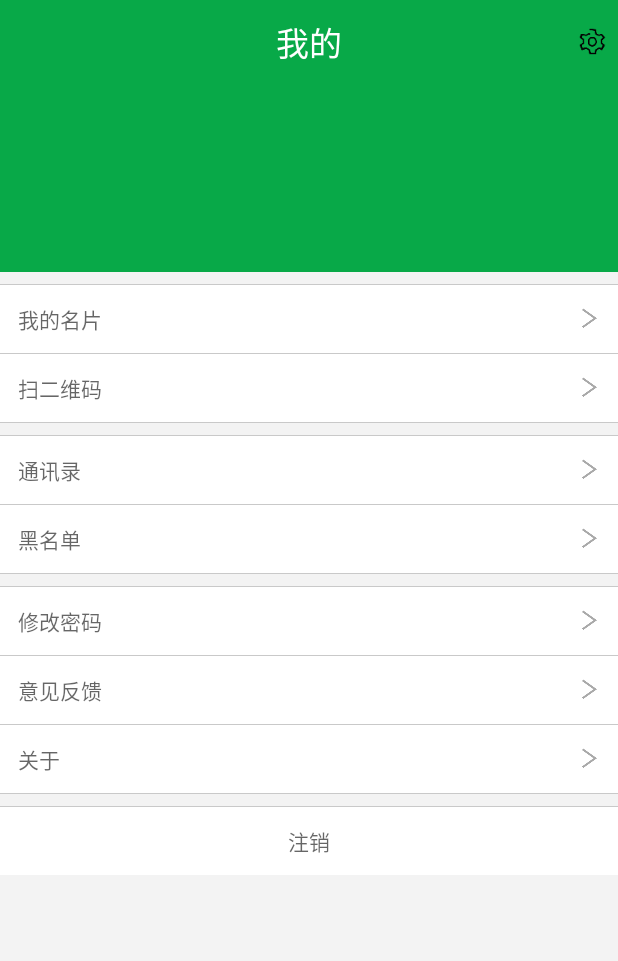
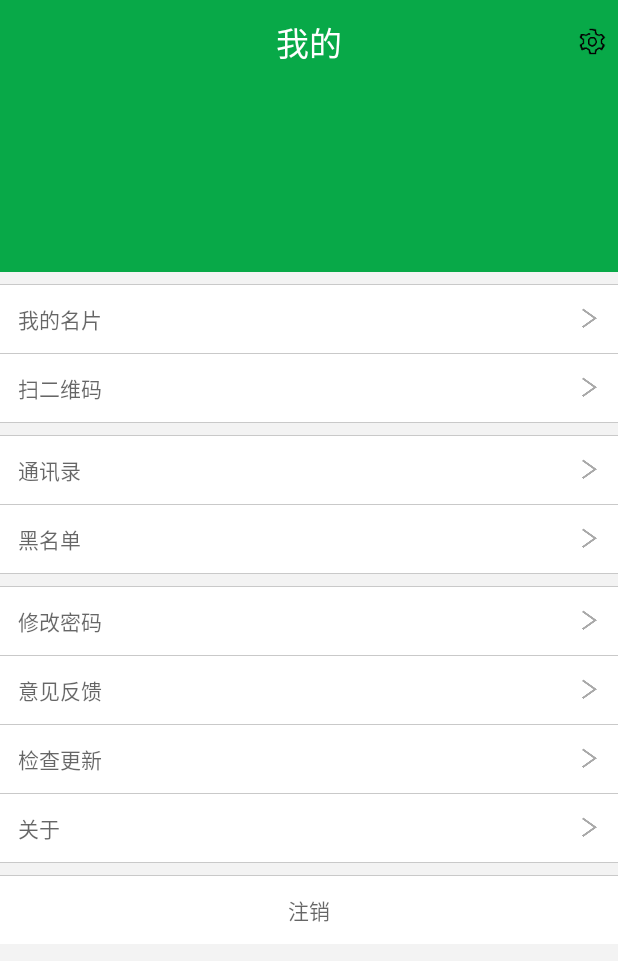
Before and after one commit to wshychbydh/Riding, an Android app: the layout fragment_zone.xml on its own in the app's theme, with its tools: preview values and no code run, on a phone screen of 412 x 824 dp. Shown: the top 961 px of the screen. Run offline under Robolectric (Android 15) with nearby library versions, the phone set to English and light mode, and no system bars; plain views replace SimpleDraweeView; network calls fail.

Commit message:
修复已知bug，增加版本说明

```diff
--- a/app/build.gradle
+++ b/app/build.gradle
@@ -19,8 +19,8 @@ android {
         applicationId "cool.eye.ridding"
         minSdkVersion 15
         targetSdkVersion 25
-        versionCode 2
-        versionName "1.1"
+        versionCode 3
+        versionName "1.2"
         testInstrumentationRunner "android.support.test.runner.AndroidJUnitRunner"
         signingConfig signingConfigs.release
     }
--- a/app/src/main/kotlin/cool/eye/ridding/crash/CrashHelper.kt
+++ b/app/src/main/kotlin/cool/eye/ridding/crash/CrashHelper.kt
@@ -30,7 +30,7 @@ object CrashHelper {
         }
         var dir = File(LocalStorage.composeCrashFileDir().toString())
         val files = dir.listFiles()
-        files.forEach { file ->
+        files?.forEach { file ->
             var listContent = BufferedReader(FileReader(file)).readLines()
             var content = ""
             listContent.forEach { line ->
--- a/app/src/main/kotlin/cool/eye/ridding/ui/UserZoneFragment.kt
+++ b/app/src/main/kotlin/cool/eye/ridding/ui/UserZoneFragment.kt
@@ -7,7 +7,9 @@ import android.view.LayoutInflater
 import android.view.View
 import android.view.ViewGroup
 import cn.bmob.v3.BmobUser
+import cn.bmob.v3.update.BmobUpdateAgent
 import cn.sudiyi.app.client.account.page.FeedbackActivity
+import cool.eye.ridding.BuildConfig
 import cool.eye.ridding.R
 import cool.eye.ridding.login.model.UserModel
 import cool.eye.ridding.login.ui.LoginActivity
@@ -31,6 +33,7 @@ class UserZoneFragment : Fragment() {
 
     override fun onViewCreated(view: View?, savedInstanceState: Bundle?) {
         super.onViewCreated(view, savedInstanceState)
+        app_version.text = "当前版本: v${BuildConfig.VERSION_NAME}"
         fillUserInfo()
         setting.setOnClickListener { startActivityForResult(Intent(activity, UserInfoActivity::class.java), 1001) }
         card.setOnClickListener { startActivity(Intent(activity, CardActivity::class.java)) }
@@ -40,6 +43,7 @@ class UserZoneFragment : Fragment() {
         password_modify.setOnClickListener { startActivity(Intent(activity, SetPasswordActivity::class.java)) }
         feedback.setOnClickListener { startActivity(Intent(activity, FeedbackActivity::class.java)) }
         about.setOnClickListener { startActivity(Intent(activity, AboutActivity::class.java)) }
+        check_update.setOnClickListener {  BmobUpdateAgent.update(context) }
         logout.setOnClickListener {
             BmobUser.logOut()
             startActivity(Intent(activity, LoginActivity::class.java))
--- a/app/src/main/res/layout/activity_about.xml
+++ b/app/src/main/res/layout/activity_about.xml
@@ -5,15 +5,16 @@
     android:id="@+id/activity_about"
     android:layout_width="match_parent"
     android:layout_height="match_parent"
+    android:background="@color/white"
     android:orientation="vertical"
     tools:context="cool.eye.ridding.zone.about.AboutActivity">
 
     <include layout="@layout/common_title"/>
-
     <TextView
         android:id="@+id/tv_about_content"
         android:layout_width="match_parent"
         android:layout_height="match_parent"
+        android:textSize="@dimen/content_b"
         android:autoLink="email"
         android:lineSpacingExtra="@dimen/padding_m"
         android:padding="@dimen/margin_large"/>
--- a/app/src/main/res/layout/fragment_zone.xml
+++ b/app/src/main/res/layout/fragment_zone.xml
@@ -65,7 +65,7 @@
                 style="@style/divider_line_1px"
                 android:layout_marginTop="@dimen/margin"/>
 
-            <TextView
+            <android.support.v7.widget.AppCompatTextView
                 android:id="@+id/card"
                 android:layout_width="match_parent"
                 android:layout_height="wrap_content"
@@ -76,7 +76,7 @@
 
             <View style="@style/divider_line_1px"/>
 
-            <TextView
+            <android.support.v7.widget.AppCompatTextView
                 android:id="@+id/scan"
                 android:layout_width="match_parent"
                 android:layout_height="wrap_content"
@@ -91,7 +91,7 @@
                 style="@style/divider_line_1px"
                 android:layout_marginTop="@dimen/margin"/>
 
-            <TextView
+            <android.support.v7.widget.AppCompatTextView
                 android:id="@+id/book"
                 android:layout_width="match_parent"
                 android:layout_height="wrap_content"
@@ -102,7 +102,7 @@
 
             <View style="@style/divider_line_1px"/>
 
-            <TextView
+            <android.support.v7.widget.AppCompatTextView
                 android:id="@+id/black_list"
                 android:layout_width="match_parent"
                 android:layout_height="wrap_content"
@@ -117,7 +117,7 @@
                 style="@style/divider_line_1px"
                 android:layout_marginTop="@dimen/margin"/>
 
-            <TextView
+            <android.support.v7.widget.AppCompatTextView
                 android:id="@+id/password_modify"
                 android:layout_width="match_parent"
                 android:layout_height="wrap_content"
@@ -128,7 +128,7 @@
 
             <View style="@style/divider_line_1px"/>
 
-            <TextView
+            <android.support.v7.widget.AppCompatTextView
                 android:id="@+id/feedback"
                 android:layout_width="match_parent"
                 android:layout_height="wrap_content"
@@ -139,8 +139,31 @@
 
             <View style="@style/divider_line_1px"/>
 
+            <RelativeLayout
+                android:layout_width="match_parent"
+                android:layout_height="wrap_content">
 
-            <TextView
+                <android.support.v7.widget.AppCompatTextView
+                    android:id="@+id/check_update"
+                    android:layout_width="match_parent"
+                    android:layout_height="wrap_content"
+                    android:background="@drawable/bg_btn_white"
+                    android:drawableRight="@drawable/icon_arrow"
+                    android:padding="@dimen/margin_b"
+                    android:text="@string/account_check_update"/>
+
+                <TextView
+                    android:id="@+id/app_version"
+                    android:layout_width="wrap_content"
+                    android:layout_height="wrap_content"
+                    android:layout_alignParentRight="true"
+                    android:layout_centerVertical="true"
+                    android:layout_marginRight="40dp"/>
+            </RelativeLayout>
+
+            <View style="@style/divider_line_1px"/>
+
+            <android.support.v7.widget.AppCompatTextView
                 android:id="@+id/about"
                 android:layout_width="match_parent"
                 android:layout_height="wrap_content"
@@ -155,7 +178,7 @@
                 style="@style/divider_line_1px"
                 android:layout_marginTop="@dimen/margin"/>
 
-            <TextView
+            <android.support.v7.widget.AppCompatTextView
                 android:id="@+id/logout"
                 android:layout_width="match_parent"
                 android:layout_height="wrap_content"
--- a/app/src/main/res/values/strings.xml
+++ b/app/src/main/res/values/strings.xml
@@ -17,6 +17,7 @@
     <string name="account_register">注册</string>
     <string name="account_login_success">登录成功</string>
     <string name="account_register_success">注册成功</string>
+    <string name="account_check_update">检查更新</string>
     <string name="account_about">关于</string>
     <string name="account_feedback">意见反馈</string>
     <string name="account_feedback_type">意见类型</string>
```
Also changed, not shown: 1 other file.
